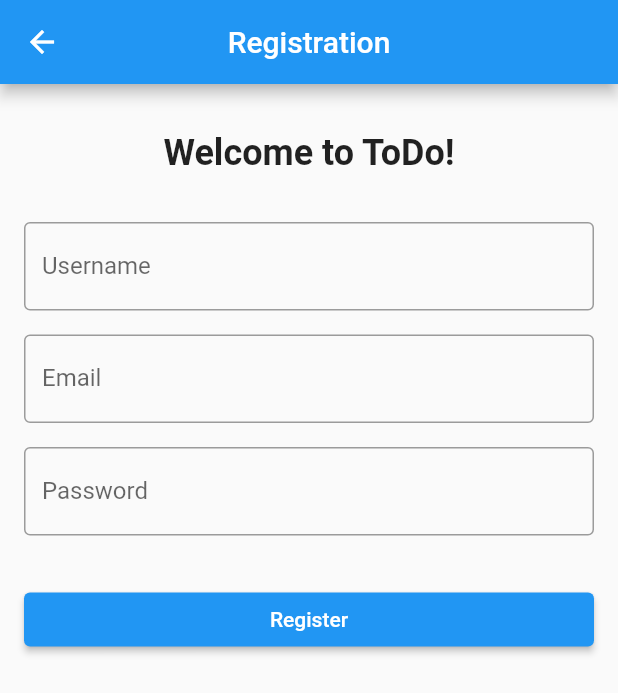
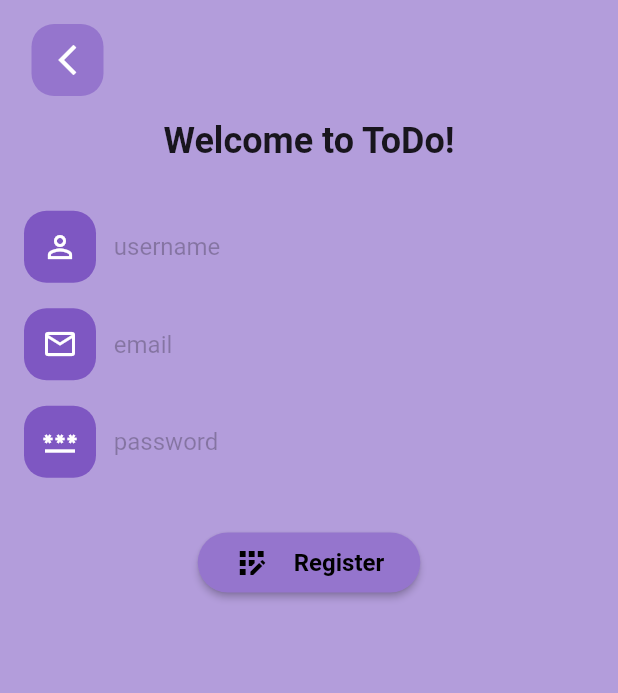
Before and after one commit to ripon1995/todo-mobile, a Flutter app: the RegistrationView screen opened by its route, on a phone screen of 412 x 824 dp. Shown: the top 693 px of the screen. Run offline on Flutter 3.47's test engine with Material 2 defaults, Android fonts, the phone set to English and light mode, and no system bars; our stand-ins replace dio, firebase_core, firebase_messaging, flutter_dotenv, get, get_storage and 1 more; accounts and stored records are empty.

```diff
--- a/lib/app/modules/registration/views/registration_view.dart
+++ b/lib/app/modules/registration/views/registration_view.dart
@@ -1,7 +1,9 @@
 import 'package:flutter/material.dart';
 import 'package:flutter_basic/app/modules/registration/controllers/registration_controller.dart';
 import 'package:flutter_basic/app/routes/app_pages.dart';
-
+import 'package:flutter_basic/app/utils/elevated_button_decoration.dart';
+import 'package:flutter_basic/app/utils/input_decoration.dart';
+import 'package:flutter_basic/app/utils/return_button.dart';
 import 'package:get/get.dart';
 
 class RegistrationView extends GetView<RegistrationController> {
@@ -13,16 +15,17 @@ class RegistrationView extends GetView<RegistrationController> {
   @override
   Widget build(BuildContext context) {
     return Scaffold(
-      appBar: AppBar(
-        title: const Text('Registration'),
-        centerTitle: true,
-      ),
-      body: Center(
+      backgroundColor: Colors.deepPurple[200],
+      body: SafeArea(
         child: Padding(
           padding: const EdgeInsets.all(16.0),
           child: Column(
-            crossAxisAlignment: CrossAxisAlignment.stretch,
+            mainAxisAlignment: MainAxisAlignment.start,
             children: [
+              const Align(
+                alignment: Alignment.topLeft,
+                child: ReturnButton(onTap: null),
+              ),
               const SizedBox(height: 16),
               const Text(
                 'Welcome to ToDo!',
@@ -35,34 +38,35 @@ class RegistrationView extends GetView<RegistrationController> {
               const SizedBox(height: 32),
               TextFormField(
                 controller: usernameController,
-                decoration: const InputDecoration(
-                  labelText: 'Username',
-                  border: OutlineInputBorder(),
+                decoration: inputDecorationLoginPage(
+                  Icons.person_outline,
+                  "username",
                 ),
               ),
               const SizedBox(height: 16),
               TextFormField(
                 controller: emailController,
                 keyboardType: TextInputType.emailAddress,
-                decoration: const InputDecoration(
-                  labelText: 'Email',
-                  border: OutlineInputBorder(),
+                decoration: inputDecorationLoginPage(
+                  Icons.email_outlined,
+                  "email",
                 ),
               ),
               const SizedBox(height: 16),
               TextFormField(
                 controller: passwordController,
                 obscureText: true,
-                decoration: const InputDecoration(
-                  labelText: 'Password',
-                  border: OutlineInputBorder(),
+                decoration: inputDecorationLoginPage(
+                  Icons.password_outlined,
+                  "password",
                 ),
               ),
               const SizedBox(height: 32),
-              ElevatedButton(
-                onPressed: () => _registerButtonAction(),
-                child: const Text('Register'),
-              ),
+              CustomElevatedButton(
+                text: "Register",
+                onPressed: _registerButtonAction,
+                iconData: Icons.app_registration_outlined,
+              )
             ],
           ),
         ),
```
